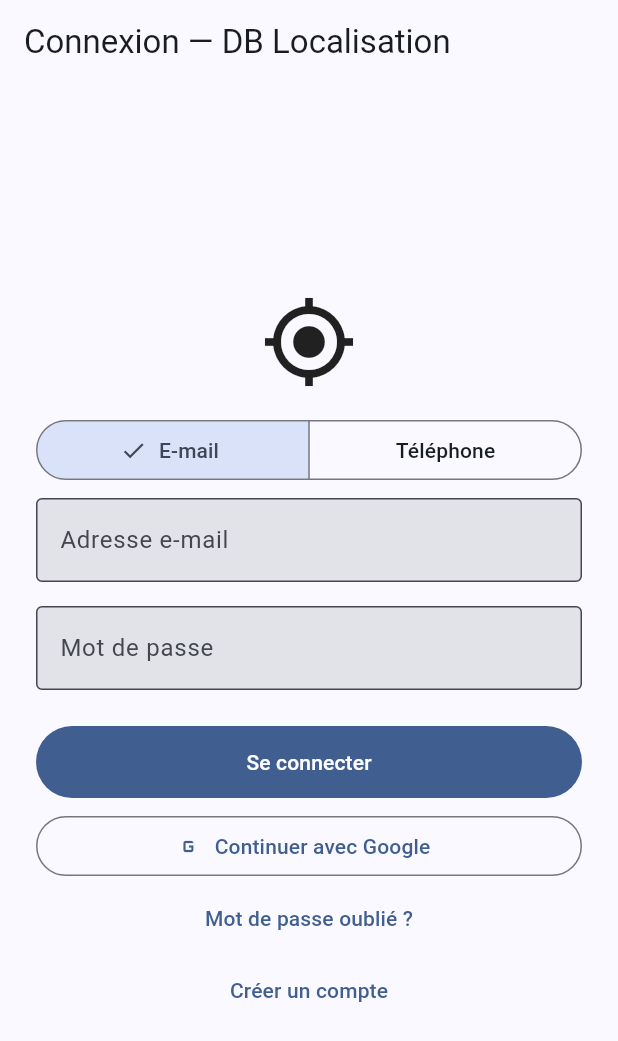
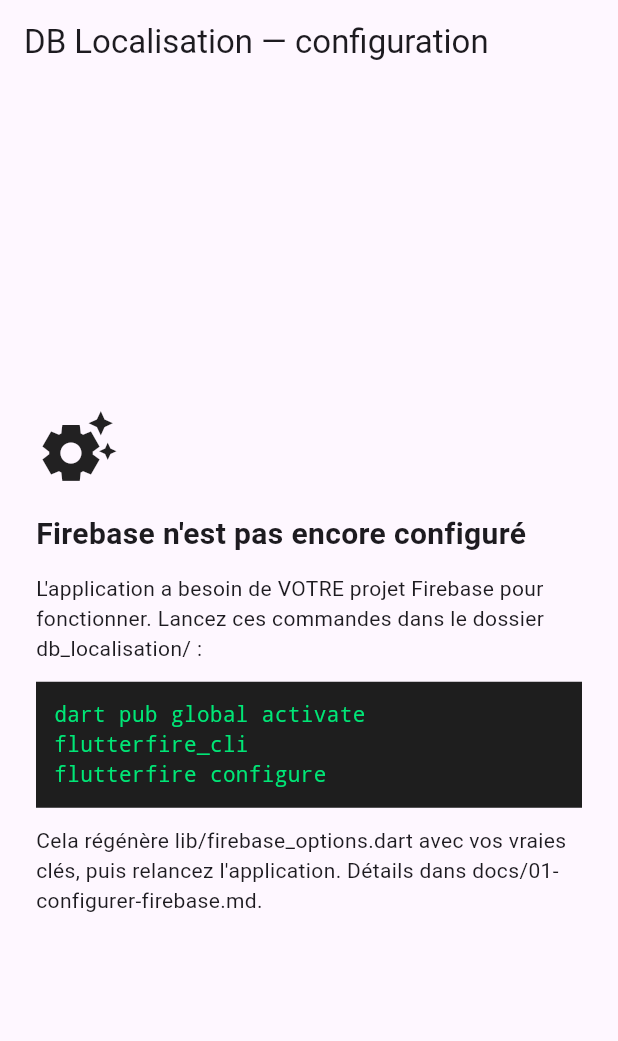
Before and after one commit to digitalbrainnk-boop/Nk, a Flutter app: the screen it shows after launch, on a phone screen of 412 x 824 dp. Shown: the top 1041 px of the screen. Run offline on Flutter 3.47's test engine with Material 3 defaults, Android fonts, the phone set to English and light mode, and no system bars; our stand-ins replace battery_plus, cloud_firestore, device_info_plus, firebase_auth, firebase_core, geolocator and 3 more; missing offline and left inert: geolocator_android, geolocator_apple; accounts and stored records are empty.

Commit message:
Finalisation pour test : écran « configuration requise » + guide de démarrage rapide
Prépare un premier test sans mauvaise surprise.

- main.dart : si firebase_options.dart contient encore des valeurs d'EXEMPLE
  (ou si l'init Firebase échoue), on affiche AppConfigurationRequise au lieu de
  planter / écran blanc — avec les commandes flutterfire à lancer.
- lib/ecrans/ecran_config_requise.dart : écran d'aide clair.
- DEMARRAGE-RAPIDE.md : chemin le plus court zéro -> app qui tourne (test Web
  d'abord, puis Android pour le GPS), avec l'ordre Firebase / flutter create /
  run et le dépannage express.

Validé : flutter analyze (No issues found), flutter test (4/4),
flutter build web --release (OK).

Co-Authored-By: Claude Opus 4.8 <noreply@anthropic.com>
Claude-Session: https://claude.ai/code/session_019qeJBv3zzA2hjE8MwSZyJG

```diff
--- /dev/null
+++ b/db_localisation/lib/ecrans/ecran_config_requise.dart
@@ -0,0 +1,77 @@
+// Écran affiché quand Firebase n'est PAS encore configuré.
+//
+// But : éviter un « écran blanc » incompréhensible au premier lancement. Si
+// firebase_options.dart contient encore les valeurs d'EXEMPLE (ou si
+// l'initialisation Firebase échoue), on explique calmement quoi faire.
+import 'package:flutter/material.dart';
+
+import '../core/constantes.dart';
+
+class AppConfigurationRequise extends StatelessWidget {
+  final String? detail;
+  const AppConfigurationRequise({super.key, this.detail});
+
+  @override
+  Widget build(BuildContext context) {
+    return MaterialApp(
+      title: kNomApp,
+      debugShowCheckedModeBanner: false,
+      home: Scaffold(
+        appBar: AppBar(title: const Text('$kNomApp — configuration')),
+        body: Center(
+          child: ConstrainedBox(
+            constraints: const BoxConstraints(maxWidth: 520),
+            child: SingleChildScrollView(
+              padding: const EdgeInsets.all(24),
+              child: Column(
+                crossAxisAlignment: CrossAxisAlignment.start,
+                children: [
+                  const Icon(Icons.settings_suggest, size: 56),
+                  const SizedBox(height: 16),
+                  const Text(
+                    'Firebase n\'est pas encore configuré',
+                    style:
+                        TextStyle(fontSize: 20, fontWeight: FontWeight.bold),
+                  ),
+                  const SizedBox(height: 12),
+                  const Text(
+                    'L\'application a besoin de VOTRE projet Firebase pour '
+                    'fonctionner. Lancez ces commandes dans le dossier '
+                    'db_localisation/ :',
+                  ),
+                  const SizedBox(height: 12),
+                  Container(
+                    width: double.infinity,
+                    padding: const EdgeInsets.all(12),
+                    color: const Color(0xFF1E1E1E),
+                    child: const Text(
+                      'dart pub global activate flutterfire_cli\n'
+                      'flutterfire configure',
+                      style: TextStyle(
+                          color: Color(0xFF00E676),
+                          fontFamily: 'monospace'),
+                    ),
+                  ),
+                  const SizedBox(height: 12),
+                  const Text(
+                    'Cela régénère lib/firebase_options.dart avec vos vraies '
+                    'clés, puis relancez l\'application. Détails dans '
+                    'docs/01-configurer-firebase.md.',
+                  ),
+                  if (detail != null) ...[
+                    const SizedBox(height: 16),
+                    Text(
+                      'Détail technique : $detail',
+                      style:
+                          const TextStyle(fontSize: 11, color: Colors.grey),
+                    ),
+                  ],
+                ],
+              ),
+            ),
+          ),
+        ),
+      ),
+    );
+  }
+}
--- a/db_localisation/lib/main.dart
+++ b/db_localisation/lib/main.dart
@@ -3,17 +3,28 @@ import 'package:firebase_core/firebase_core.dart';
 import 'package:flutter/material.dart';
 
 import 'app.dart';
+import 'ecrans/ecran_config_requise.dart';
 import 'firebase_options.dart';
 
 Future<void> main() async {
   // Nécessaire avant tout appel asynchrone utilisant les plugins.
   WidgetsFlutterBinding.ensureInitialized();
 
-  // Initialisation de Firebase pour la plateforme courante.
-  // Les options viennent de firebase_options.dart (généré par flutterfire).
-  await Firebase.initializeApp(
-    options: DefaultFirebaseOptions.currentPlatform,
-  );
+  final options = DefaultFirebaseOptions.currentPlatform;
 
-  runApp(const AppDbLocalisation());
+  // Si firebase_options.dart contient encore les valeurs d'EXEMPLE, on affiche
+  // un écran d'aide plutôt que de planter au premier lancement.
+  if (options.apiKey.contains('VOTRE_')) {
+    runApp(const AppConfigurationRequise());
+    return;
+  }
+
+  try {
+    // Initialisation de Firebase pour la plateforme courante.
+    await Firebase.initializeApp(options: options);
+    runApp(const AppDbLocalisation());
+  } catch (e) {
+    // Autre problème de configuration : on explique au lieu d'un écran blanc.
+    runApp(AppConfigurationRequise(detail: e.toString()));
+  }
 }
```
Also changed, not shown: 1 other file.
